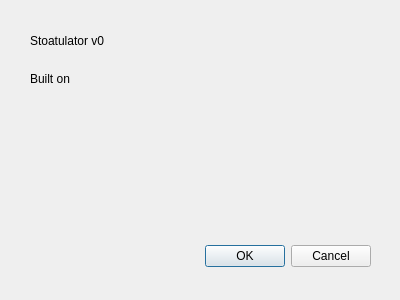
Before: the Qt Designer form ui/about_box.ui in electrified/cpuqt, drawn with Qt 5.
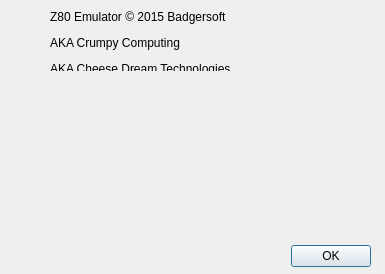
After: the same form once the commit is applied. Icons and pictures are not drawn.

Commit message: Get icons in resource file working + improved about

```diff
--- a/ui/about_box.ui
+++ b/ui/about_box.ui
@@ -6,10 +6,16 @@
    <rect>
     <x>0</x>
     <y>0</y>
-    <width>400</width>
-    <height>300</height>
+    <width>385</width>
+    <height>274</height>
    </rect>
   </property>
+  <property name="sizePolicy">
+   <sizepolicy hsizetype="Fixed" vsizetype="Fixed">
+    <horstretch>0</horstretch>
+    <verstretch>0</verstretch>
+   </sizepolicy>
+  </property>
   <property name="windowTitle">
    <string>Dialog</string>
   </property>
@@ -26,33 +32,39 @@
     <enum>Qt::Horizontal</enum>
    </property>
    <property name="standardButtons">
-    <set>QDialogButtonBox::Cancel|QDialogButtonBox::Ok</set>
+    <set>QDialogButtonBox::Ok</set>
    </property>
   </widget>
   <widget class="QLabel" name="label">
    <property name="geometry">
     <rect>
-     <x>30</x>
-     <y>30</y>
-     <width>181</width>
-     <height>21</height>
+     <x>80</x>
+     <y>90</y>
+     <width>211</width>
+     <height>141</height>
     </rect>
    </property>
    <property name="text">
-    <string>Stoatulator v0</string>
+    <string/>
+   </property>
+   <property name="pixmap">
+    <pixmap resource="resources/app.qrc">:/toolbar/badger.jpg</pixmap>
+   </property>
+   <property name="scaledContents">
+    <bool>true</bool>
    </property>
   </widget>
   <widget class="QLabel" name="label_2">
    <property name="geometry">
     <rect>
-     <x>30</x>
-     <y>70</y>
-     <width>59</width>
-     <height>17</height>
+     <x>50</x>
+     <y>10</y>
+     <width>181</width>
+     <height>61</height>
     </rect>
    </property>
    <property name="text">
-    <string>Built on</string>
+    <string>&lt;html&gt;&lt;head/&gt;&lt;body&gt;&lt;p&gt;Z80 Emulator &amp;copy; 2015 Badgersoft &lt;/p&gt;&lt;p&gt;AKA Crumpy Computing &lt;/p&gt;&lt;p&gt;AKA Cheese Dream Technologies&lt;/p&gt;&lt;/body&gt;&lt;/html&gt;</string>
    </property>
   </widget>
  </widget>
```
Left out of the diff: 12 changed lines with no effect on the pictures. The commit also changes 28 other files.
